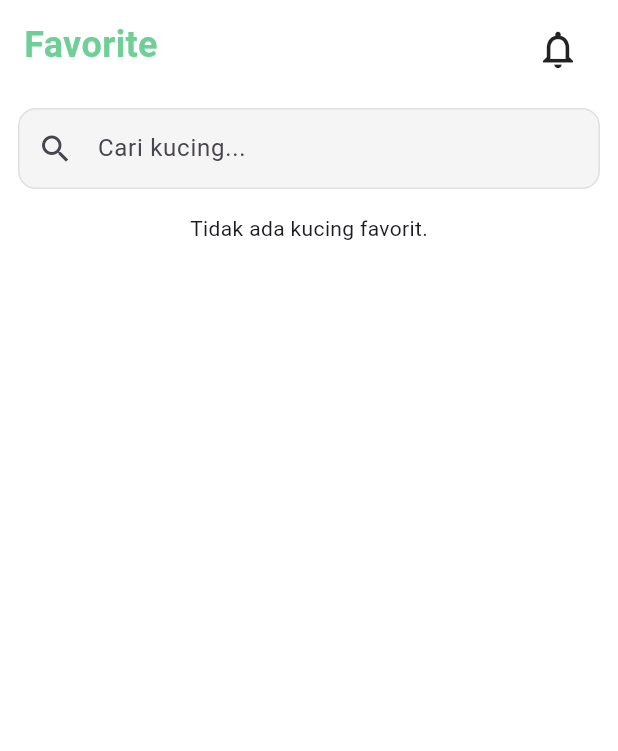
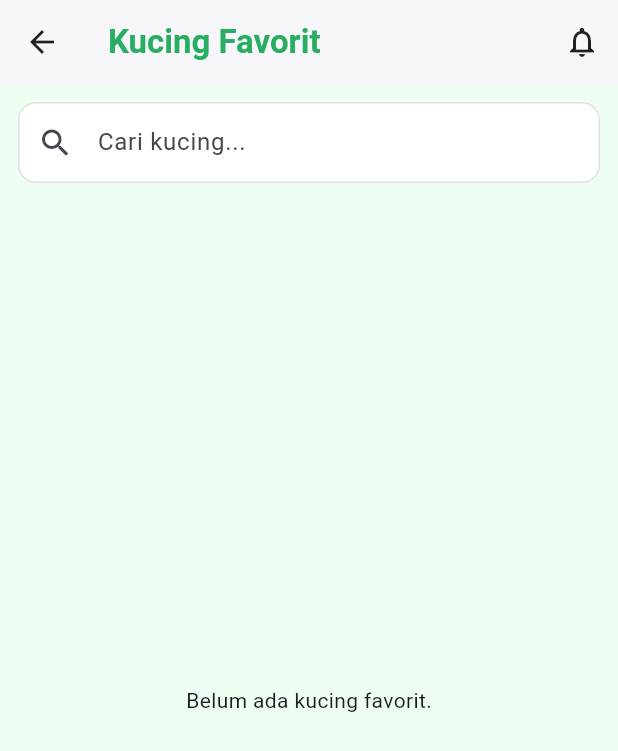
Before and after one commit to Wildan728/projectpab2, a Flutter app: the FavoriteScreen screen opened directly, after a tap on the "notifications none" icon, on a phone screen of 412 x 824 dp. Shown: the top 751 px of the screen. Run offline on Flutter 3.47's test engine with Material 3 defaults, Android fonts, the phone set to English and light mode, and no system bars; our stand-ins replace cloud_firestore, firebase_auth, firebase_core, flutter_map, geocoding, geolocator and 3 more; accounts and stored records are empty.

Commit message:
update halaman favorite

```diff
--- a/ApkAdopsiKucing/lib/screens/favorite_screen.dart
+++ b/ApkAdopsiKucing/lib/screens/favorite_screen.dart
@@ -1,9 +1,10 @@
-import 'package:flutter/material.dart';
+import 'dart:convert';
+
 import 'package:cloud_firestore/cloud_firestore.dart';
 import 'package:firebase_auth/firebase_auth.dart';
-import 'dart:convert';
+import 'package:flutter/material.dart';
 
-import 'package:pawfinder/screens/detail_screen.dart';
+import 'detail_screen.dart';
 
 class FavoriteScreen extends StatefulWidget {
   const FavoriteScreen({super.key});
@@ -15,7 +16,6 @@ class FavoriteScreen extends StatefulWidget {
 class _FavoriteScreenState extends State<FavoriteScreen> {
   String searchQuery = '';
   List<DocumentSnapshot> favoriteCats = [];
-  bool isLoading = true;
 
   @override
   void initState() {
@@ -24,60 +24,61 @@ class _FavoriteScreenState extends State<FavoriteScreen> {
   }
 
   Future<void> fetchFavorites() async {
-    final user = FirebaseAuth.instance.currentUser;
-    if (user == null) return;
-
+    final userId = FirebaseAuth.instance.currentUser?.uid;
     final snapshot = await FirebaseFirestore.instance
         .collection('cats')
-        .where('likedBy', arrayContains: user.uid)
+        .where('likedBy', arrayContains: userId)
         .get();
 
     setState(() {
       favoriteCats = snapshot.docs;
-      isLoading = false;
     });
+  }
+
+  Future<void> toggleFavorite(DocumentSnapshot cat) async {
+    final userId = FirebaseAuth.instance.currentUser?.uid;
+    if (userId == null) return;
+
+    final docRef = FirebaseFirestore.instance.collection('cats').doc(cat.id);
+    final data = cat.data() as Map<String, dynamic>;
+    final likedBy = List<String>.from(data['likedBy'] ?? []);
+    final newLikedBy = List<String>.from(likedBy)..remove(userId);
+    final newLikeCount = (data['likeCount'] ?? 0) - 1;
+
+    await docRef.update({
+      'likedBy': newLikedBy,
+      'likeCount': newLikeCount < 0 ? 0 : newLikeCount,
+    });
+
+    fetchFavorites();
   }
 
   @override
   Widget build(BuildContext context) {
-    final filteredCats = favoriteCats.where((doc) {
-      final data = doc.data() as Map<String, dynamic>;
-      final name = data['name']?.toLowerCase() ?? '';
+    final filteredCats = favoriteCats.where((cat) {
+      final data = cat.data() as Map<String, dynamic>;
+      final name = data['name']?.toString().toLowerCase() ?? '';
       return name.contains(searchQuery.toLowerCase());
     }).toList();
 
     return Scaffold(
+      backgroundColor: Color(0xFFEFFEF3),
+      appBar: AppBar(
+        title: Text(
+          'Kucing Favorit',
+          style: TextStyle(color: Color(0xFF27AE60), fontWeight: FontWeight.bold),
+        ),
         backgroundColor: Colors.white,
-      appBar: PreferredSize(
-        preferredSize: Size.fromHeight(60),
-        child: SafeArea(
-          child: Padding(
-            padding: const EdgeInsets.symmetric(horizontal: 16.0, vertical: 10),
-            child: Row(
-              mainAxisAlignment: MainAxisAlignment.spaceBetween,
-              children: [
-                Text(
-                  'Favorite',
-                  style: TextStyle(
-                    color: Color(0xFF6FCF97),
-                    fontSize: 24,
-                    fontWeight: FontWeight.w700,
-                  ),
-                ),
+        elevation: 1,
+        iconTheme: IconThemeData(color: Colors.black87),
+        actions: [
           IconButton(
-                  icon: Icon(
-                    Icons.notifications_none,
-                    color: Colors.black87,
-                    size: 30,
-                  ),
+            icon: Icon(Icons.notifications_none),
             onPressed: () {
-                    // Navigasi ke notifikasi
+              // TODO: navigasi notifikasi
             },
           ),
         ],
-            ),
-          ),
-        ),
       ),
       body: Padding(
         padding: const EdgeInsets.all(12.0),
@@ -85,7 +86,7 @@ class _FavoriteScreenState extends State<FavoriteScreen> {
           children: [
             Container(
               decoration: BoxDecoration(
-                color: Colors.grey[100],
+                color: Colors.white,
                 borderRadius: BorderRadius.circular(12),
                 border: Border.all(color: Colors.grey.shade300),
               ),
@@ -104,59 +105,69 @@ class _FavoriteScreenState extends State<FavoriteScreen> {
               ),
             ),
             SizedBox(height: 16),
-            isLoading
-                ? CircularProgressIndicator()
-                : filteredCats.isEmpty
-                ? Text('Tidak ada kucing favorit.')
-                : Expanded(
+            if (filteredCats.isEmpty)
+              Expanded(
+                child: Column(
+                  mainAxisAlignment: MainAxisAlignment.center,
+                  children: [
+                    Text("Belum ada kucing favorit."),
+                    SizedBox(height: 16),
+                  ],
+                ),
+              )
+            else
+              Expanded(
                 child: ListView.builder(
                   itemCount: filteredCats.length,
                   itemBuilder: (context, index) {
-                  final data = filteredCats[index].data()
-                  as Map<String, dynamic>;
-
+                    final cat = filteredCats[index];
+                    final data = cat.data() as Map<String, dynamic>;
                     final imageBase64 = data['image_base64'] ?? '';
-                  final imageWidget = imageBase64.isNotEmpty
+                    final image = imageBase64.isNotEmpty
                         ? Image.memory(
                       base64Decode(imageBase64),
-                    width: 80,
-                    height: 80,
+                      width: 70,
+                      height: 70,
                       fit: BoxFit.cover,
                     )
-                      : Icon(Icons.image_not_supported,
-                      size: 80, color: Colors.grey);
+                        : Icon(Icons.image, size: 70);
 
                     return Card(
                       shape: RoundedRectangleBorder(
+                        borderRadius: BorderRadius.circular(16),
+                      ),
+                      elevation: 4,
+                      margin: EdgeInsets.symmetric(vertical: 8),
+                      child: ListTile(
+                        contentPadding: EdgeInsets.all(10),
+                        leading: ClipRRect(
                           borderRadius: BorderRadius.circular(12),
+                          child: image,
                         ),
-                    child: ListTile(
-                      contentPadding: EdgeInsets.all(12),
-                      leading: ClipRRect(
-                        borderRadius: BorderRadius.circular(8),
-                        child: imageWidget,
-                      ),
-                      title: Text(
-                        data['name'] ?? 'Tanpa Nama',
-                        style: TextStyle(
-                          fontWeight: FontWeight.bold,
-                          fontSize: 16,
-                        ),
-                      ),
+                        title: Text(data['name'] ?? ''),
                         subtitle: Text(
                           "${data['gender'] ?? ''}, ${data['umur'] ?? ''} ${data['satuan_umur'] ?? ''}",
                         ),
-                      onTap: () {
-                        // Navigasi ke DetailScreen
+                        trailing: Row(
+                          mainAxisSize: MainAxisSize.min,
+                          children: [
+                            IconButton(
+                              icon: Icon(Icons.favorite, color: Colors.redAccent),
+                              onPressed: () => toggleFavorite(cat),
+                            ),
+                            IconButton(
+                              icon: Icon(Icons.arrow_forward_ios, color: Colors.green),
+                              onPressed: () {
                                 Navigator.push(
                                   context,
                                   MaterialPageRoute(
-                            builder: (_) => DetailScreen(
-                              document: filteredCats[index],
-                            ),
+                                    builder: (context) => DetailScreen(document: cat),
                                   ),
                                 );
                               },
+                            ),
+                          ],
+                        ),
                       ),
                     );
                   },
```
Lines whose indentation alone changed are shown as unchanged.
